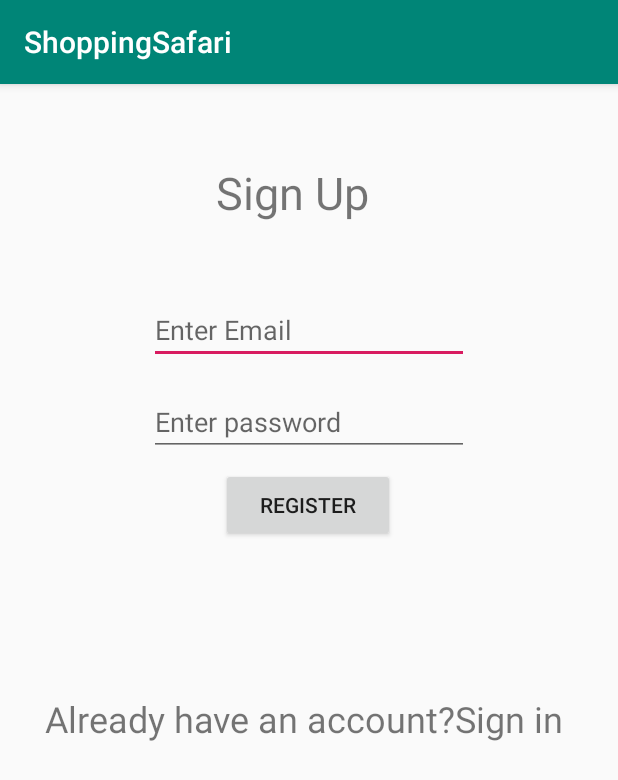
After one commit to jindalanisha/ShoppingSafari, an Android app: the register screen opened directly, with no data from a screen before it, on a phone screen of 412 x 824 dp. The commit adds this screen. Shown: the top 780 px of the screen. Run offline under Robolectric (Android 15) with nearby library versions, the phone set to English and light mode, and no system bars; our stand-ins replace Firebase (no records; nobody signed in at launch, a user with empty details on screens opened directly).

Commit message:
Login and Register

```diff
--- a/app/src/main/AndroidManifest.xml
+++ b/app/src/main/AndroidManifest.xml
@@ -2,13 +2,17 @@
 <manifest xmlns:android="http://schemas.android.com/apk/res/android"
     package="com.example.shoppingsafari">
 
+    <uses-permission android:name="android.permission.INTERNET" /> <!-- this line adds the required permission request -->
+
     <application
         android:allowBackup="true"
-        android:icon="@mipmap/ic_launcher"
+        android:icon="@drawable/app_icon"
         android:label="@string/app_name"
         android:roundIcon="@mipmap/ic_launcher_round"
         android:supportsRtl="true"
         android:theme="@style/AppTheme">
+        <activity android:name=".register"></activity>
+        <activity android:name=".login" />
         <activity android:name=".homepage" />
         <activity android:name=".MainActivity">
             <intent-filter>
--- a/app/src/main/java/com/example/shoppingsafari/homepage.java
+++ b/app/src/main/java/com/example/shoppingsafari/homepage.java
@@ -27,12 +27,13 @@ public class homepage extends AppCompatActivity {
         super.onCreate(savedInstanceState);
         setContentView(R.layout.activity_homepage);
 
-        FirebaseDatabase firebaseDatabase=FirebaseDatabase.getInstance();
-        DatabaseReference dbRef=firebaseDatabase.getReference("Products");
+        FirebaseDatabase firebaseDatabase = FirebaseDatabase.getInstance();
+        DatabaseReference dbRef = firebaseDatabase.getReference("Products");
 
         dbRef.addValueEventListener(new ValueEventListener() {
 
             public void onDataChange(DataSnapshot dataSnapshot) {
+
                 collectiouser((Map<String,Object>)dataSnapshot.getValue());
             }
             @Override
--- /dev/null
+++ b/app/src/main/java/com/example/shoppingsafari/register.java
@@ -0,0 +1,98 @@
+package com.example.shoppingsafari;
+
+import androidx.annotation.NonNull;
+import androidx.appcompat.app.AppCompatActivity;
+
+import android.app.ProgressDialog;
+import android.content.Intent;
+import android.os.Bundle;
+import android.text.TextUtils;
+import android.view.View;
+import android.widget.Button;
+import android.widget.EditText;
+import android.widget.TextView;
+import android.widget.Toast;
+
+import com.google.android.gms.tasks.OnCompleteListener;
+import com.google.android.gms.tasks.Task;
+import com.google.firebase.auth.AuthResult;
+import com.google.firebase.auth.FirebaseAuth;
+
+public class register extends AppCompatActivity {
+    Button btn_register;
+    EditText et_email,et_password;
+    ProgressDialog progressDialog;
+    FirebaseAuth firebaseAuth;
+    TextView tv_signin;
+
+
+
+    @Override
+    protected void onCreate(Bundle savedInstanceState) {
+        super.onCreate(savedInstanceState);
+        setContentView(R.layout.activity_register);
+
+        progressDialog=new ProgressDialog(this);
+        firebaseAuth=FirebaseAuth.getInstance();
+        btn_register=(Button) findViewById(R.id.btn_login);
+        et_email=(EditText) findViewById(R.id.et_email_login);
+        et_password=(EditText) findViewById(R.id.et_pas_login);
+        tv_signin=(TextView) findViewById(R.id.tv_signin);
+
+        tv_signin.setOnClickListener(new View.OnClickListener() {
+            @Override
+            public void onClick(View view) {
+                Intent login=new Intent(getApplicationContext(),login.class);
+                startActivity(login);
+            }
+        });//already have an account
+
+
+
+        btn_register.setOnClickListener(new View.OnClickListener() {
+            @Override
+            public void onClick(View view) {
+                register_user();
+
+            }
+        });
+    }
+
+    private void register_user() {
+        String email=et_email.getText().toString().trim();
+        String password=et_password.getText().toString().trim();
+
+//              if email is empty do not proceed further
+
+        if(TextUtils.isEmpty(email)){
+            Toast.makeText(register.this, "Please enter valid email", Toast.LENGTH_SHORT).show();
+            return;
+        }
+//              if password is empty
+        if(TextUtils.isEmpty(password)){
+            Toast.makeText(register.this, "Please enter password", Toast.LENGTH_SHORT).show();
+            return;
+        }
+
+        progressDialog.setMessage("Registering User...");
+        progressDialog.show();
+
+        firebaseAuth.createUserWithEmailAndPassword(email,password).addOnCompleteListener(this, new OnCompleteListener<AuthResult> () {
+            @Override
+            public void onComplete(@NonNull Task<AuthResult> task) {
+                if(task.isSuccessful()){
+                    progressDialog.dismiss();
+//                                direct to the profile of user
+//                                or display message of success
+                    Toast.makeText(register.this, "Successfully Registered", Toast.LENGTH_SHORT).show();
+                }
+                else{
+                    progressDialog.dismiss();
+                    Toast.makeText(register.this, "Could not sign in", Toast.LENGTH_SHORT).show();
+
+                }
+            }
+        });
+
+    }
+}
--- /dev/null
+++ b/app/src/main/res/layout/activity_register.xml
@@ -0,0 +1,105 @@
+<?xml version="1.0" encoding="utf-8"?>
+<androidx.constraintlayout.widget.ConstraintLayout xmlns:android="http://schemas.android.com/apk/res/android"
+    xmlns:app="http://schemas.android.com/apk/res-auto"
+    xmlns:tools="http://schemas.android.com/tools"
+    android:layout_width="match_parent"
+    android:layout_height="match_parent"
+    tools:context=".register">
+
+    <EditText
+        android:id="@+id/et_email_login"
+        android:layout_width="wrap_content"
+        android:layout_height="wrap_content"
+        android:layout_marginStart="8dp"
+        android:layout_marginLeft="8dp"
+        android:layout_marginTop="48dp"
+        android:layout_marginEnd="8dp"
+        android:layout_marginRight="8dp"
+        android:ems="10"
+        android:hint="Enter Email"
+        android:inputType="textEmailAddress"
+        app:layout_constraintEnd_toEndOf="parent"
+        app:layout_constraintStart_toStartOf="parent"
+        app:layout_constraintTop_toBottomOf="@+id/tv" />
+
+    <EditText
+        android:id="@+id/et_pas_login"
+        android:layout_width="wrap_content"
+        android:layout_height="wrap_content"
+        android:layout_marginStart="8dp"
+        android:layout_marginLeft="8dp"
+        android:layout_marginTop="16dp"
+        android:layout_marginEnd="8dp"
+        android:layout_marginRight="8dp"
+        android:ems="10"
+        android:hint="Enter password"
+        android:inputType="textPassword"
+        app:layout_constraintEnd_toEndOf="parent"
+        app:layout_constraintStart_toStartOf="parent"
+        app:layout_constraintTop_toBottomOf="@+id/et_email_login" />
+
+    <Button
+        android:id="@+id/btn_login"
+        android:layout_width="116dp"
+        android:layout_height="49dp"
+        android:layout_marginStart="8dp"
+        android:layout_marginLeft="8dp"
+        android:layout_marginTop="8dp"
+        android:layout_marginEnd="8dp"
+        android:layout_marginRight="8dp"
+        android:text="Register"
+        app:layout_constraintEnd_toEndOf="parent"
+        app:layout_constraintHorizontal_bias="0.498"
+        app:layout_constraintStart_toStartOf="parent"
+        app:layout_constraintTop_toBottomOf="@+id/et_pas_login" />
+
+    <TextView
+        android:id="@+id/tv_signin"
+        android:layout_width="wrap_content"
+        android:layout_height="44dp"
+        android:layout_marginStart="8dp"
+        android:layout_marginLeft="8dp"
+        android:layout_marginEnd="8dp"
+        android:layout_marginRight="8dp"
+        android:layout_marginBottom="8dp"
+        android:contentDescription="Sign in "
+        android:text="Already have an account?Sign in "
+        android:textSize="24sp"
+        app:layout_constraintBottom_toBottomOf="parent"
+        app:layout_constraintEnd_toEndOf="parent"
+        app:layout_constraintStart_toStartOf="parent"
+        app:layout_constraintTop_toBottomOf="@+id/btn_login"
+        app:layout_constraintVertical_bias="0.246"
+        tools:text="Already have an account?Sign in " />
+
+    <TextView
+        android:id="@+id/tv"
+        android:layout_width="wrap_content"
+        android:layout_height="41dp"
+        android:layout_marginStart="8dp"
+        android:layout_marginLeft="8dp"
+        android:layout_marginTop="52dp"
+        android:text="Sign Up"
+        android:textSize="30sp"
+        app:layout_constraintEnd_toEndOf="parent"
+        app:layout_constraintHorizontal_bias="0.45"
+        app:layout_constraintStart_toStartOf="parent"
+        app:layout_constraintTop_toTopOf="parent"
+        tools:text="Sign Up" />
+
+    <ProgressBar
+        android:id="@+id/progressBar"
+        android:layout_width="wrap_content"
+        android:layout_height="wrap_content"
+        android:layout_marginStart="411dp"
+        android:layout_marginLeft="411dp"
+        android:layout_marginTop="731dp"
+        android:layout_marginEnd="411dp"
+        android:layout_marginRight="411dp"
+        android:visibility="gone"
+        app:layout_constraintBottom_toBottomOf="parent"
+        app:layout_constraintEnd_toEndOf="parent"
+        app:layout_constraintStart_toStartOf="parent"
+        app:layout_constraintTop_toTopOf="parent" />
+
+</androidx.constraintlayout.widget.ConstraintLayout>
```
Also changed, not shown: app/src/main/java/com/example/shoppingsafari/MainActivity.java (+23 -6 lines), app/src/main/java/com/example/shoppingsafari/login.java (added, +156 -0 lines), app/src/main/res/layout/activity_login.xml (added, +137 -0 lines), app/src/main/res/layout/activity_main.xml (+22 -3 lines), app/src/main/res/drawable/app_icon.png (added).
